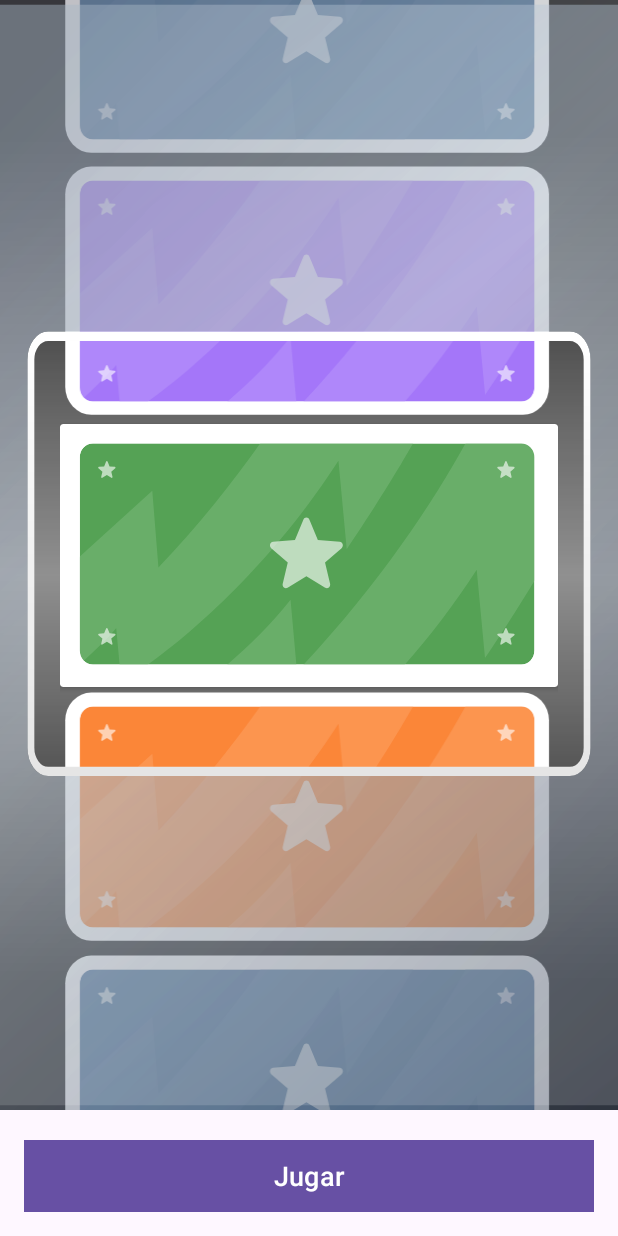
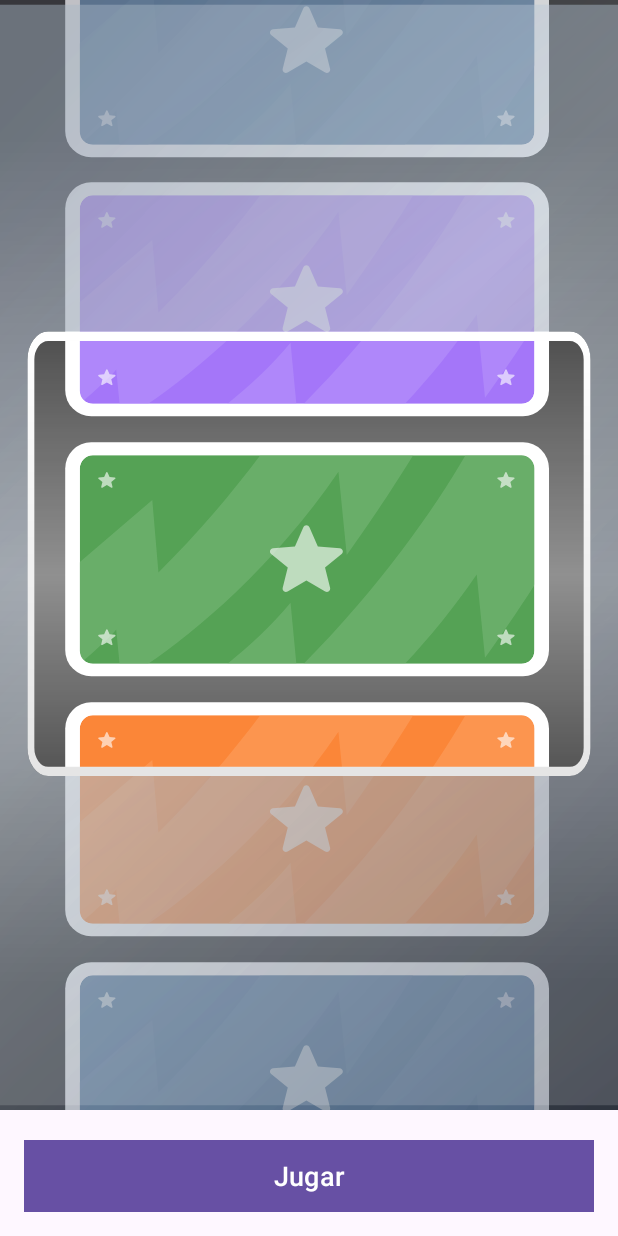
Before and after one commit to sebamontoto/slot_machine_game, an Android app: the Solucion2 screen opened through its navigation route, on a phone screen of 412 x 824 dp. Run offline under Robolectric (Android 15) with nearby library versions, the phone set to English and light mode, and no system bars.

Commit message:
MOdificaciones layout

```diff
--- a/app/src/main/res/layout/fragment_solucion2.xml
+++ b/app/src/main/res/layout/fragment_solucion2.xml
@@ -35,8 +35,9 @@
             <ImageView
                 android:id="@+id/card01"
                 android:layout_width="match_parent"
-                android:layout_height="175dp"
+                android:layout_height="165dp"
                 android:layout_centerHorizontal="true"
+                android:layout_marginBottom="8dp"
                 android:scaleType="fitXY"
                 android:src="@drawable/new_blue_game"
                 app:layout_constraintBottom_toTopOf="@id/card0"
@@ -46,7 +47,8 @@
             <ImageView
                 android:id="@+id/card0"
                 android:layout_width="match_parent"
-                android:layout_height="175dp"
+                android:layout_height="165dp"
+                android:layout_marginBottom="8dp"
                 android:layout_centerHorizontal="true"
                 android:scaleType="fitXY"
                 android:src="@drawable/new_purple_game"
@@ -57,7 +59,8 @@
             <ImageView
                 android:id="@+id/card1"
                 android:layout_width="match_parent"
-                android:layout_height="175dp"
+                android:layout_height="165dp"
+                android:layout_marginBottom="8dp"
                 android:layout_centerHorizontal="true"
                 android:scaleType="fitXY"
                 android:src="@drawable/new_green_game"
@@ -68,7 +71,8 @@
             <ImageView
                 android:id="@+id/card2"
                 android:layout_width="match_parent"
-                android:layout_height="175dp"
+                android:layout_height="165dp"
+                android:layout_marginBottom="8dp"
                 android:layout_centerHorizontal="true"
                 android:scaleType="fitXY"
                 android:src="@drawable/new_orange_game"
@@ -79,7 +83,8 @@
             <ImageView
                 android:id="@+id/card3"
                 android:layout_width="match_parent"
-                android:layout_height="175dp"
+                android:layout_height="165dp"
+                android:layout_marginBottom="8dp"
                 android:scaleType="fitXY"
                 android:src="@drawable/new_blue_game"
                 app:layout_constraintBottom_toTopOf="@id/card4"
@@ -89,7 +94,8 @@
             <ImageView
                 android:id="@+id/card4"
                 android:layout_width="match_parent"
-                android:layout_height="175dp"
+                android:layout_height="165dp"
+                android:layout_marginBottom="8dp"
                 android:layout_centerHorizontal="true"
                 android:scaleType="fitXY"
                 android:src="@drawable/new_purple_game"
@@ -97,12 +103,13 @@
                 app:layout_constraintEnd_toEndOf="parent"
                 app:layout_constraintStart_toStartOf="parent" />
 
-            <androidx.cardview.widget.CardView
+            <LinearLayout
                 android:id="@+id/card5"
                 android:layout_width="match_parent"
-                android:layout_height="175dp"
-                android:elevation="-1dp"
-                android:scaleType="fitXY"
+                android:layout_height="165dp"
+                android:layout_marginTop="8dp"
+                android:background="@android:color/transparent"
+                app:cardCornerRadius="14dp"
                 app:layout_constraintBottom_toBottomOf="parent"
                 app:layout_constraintEnd_toEndOf="parent"
                 app:layout_constraintStart_toStartOf="parent"
@@ -111,6 +118,7 @@
                 <androidx.constraintlayout.widget.ConstraintLayout
                     android:layout_width="match_parent"
                     android:layout_height="match_parent"
+                    android:background="@android:color/transparent"
                     android:id="@+id/gaming_back">
                     <ImageView
                         android:id="@+id/img_prize"
@@ -137,12 +145,13 @@
                         app:layout_constraintStart_toStartOf="parent"
                         app:layout_constraintTop_toTopOf="parent" />
                 </androidx.constraintlayout.widget.ConstraintLayout>
-            </androidx.cardview.widget.CardView>
+            </LinearLayout>
 
             <ImageView
                 android:id="@+id/card6"
                 android:layout_width="match_parent"
-                android:layout_height="175dp"
+                android:layout_height="165dp"
+                android:layout_marginTop="8dp"
                 android:layout_centerHorizontal="true"
                 android:scaleType="fitXY"
                 android:src="@drawable/new_orange_game"
@@ -153,7 +162,8 @@
             <ImageView
                 android:id="@+id/card7"
                 android:layout_width="match_parent"
-                android:layout_height="175dp"
+                android:layout_height="165dp"
+                android:layout_marginTop="8dp"
                 android:layout_centerHorizontal="true"
                 android:scaleType="fitXY"
                 android:src="@drawable/new_blue_game"
@@ -164,7 +174,8 @@
             <ImageView
                 android:id="@+id/card8"
                 android:layout_width="match_parent"
-                android:layout_height="175dp"
+                android:layout_height="165dp"
+                android:layout_marginTop="8dp"
                 android:layout_centerHorizontal="true"
                 android:scaleType="fitXY"
                 android:src="@drawable/new_purple_game"
@@ -175,7 +186,8 @@
             <ImageView
                 android:id="@+id/card9"
                 android:layout_width="match_parent"
-                android:layout_height="175dp"
+                android:layout_height="165dp"
+                android:layout_marginTop="8dp"
                 android:layout_centerHorizontal="true"
                 android:scaleType="fitXY"
                 android:src="@drawable/new_green_game"
@@ -187,6 +199,7 @@
                 android:id="@+id/card10"
                 android:layout_width="match_parent"
                 android:layout_height="175dp"
+                android:layout_marginTop="8dp"
                 android:layout_centerHorizontal="true"
                 android:scaleType="fitXY"
                 android:src="@drawable/new_orange_game"
```
